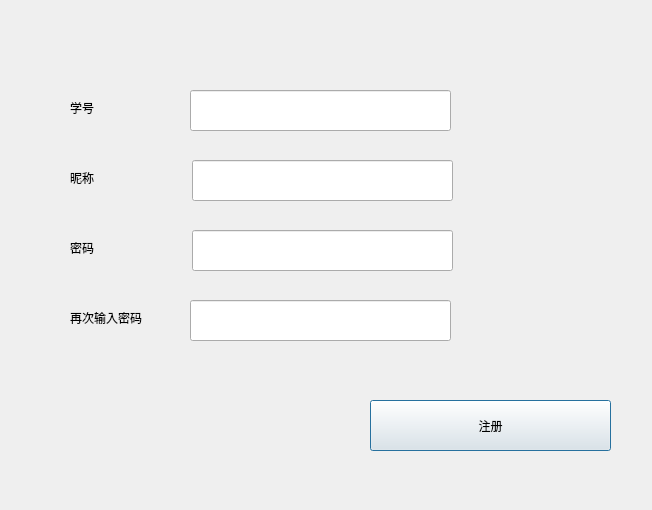
Qt form ui/registerWindowUi.ui (TYSND/SchoolSNS) before a commit.
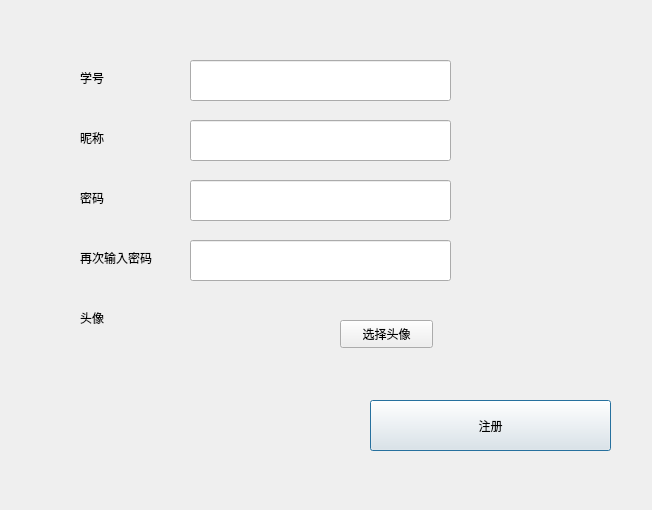
The same form after that commit.

```diff
--- a/ui/registerWindowUi.ui
+++ b/ui/registerWindowUi.ui
@@ -20,7 +20,7 @@
    <property name="geometry">
     <rect>
      <x>190</x>
-     <y>90</y>
+     <y>60</y>
      <width>261</width>
      <height>41</height>
     </rect>
@@ -29,8 +29,8 @@
   <widget class="QLineEdit" name="nickInput">
    <property name="geometry">
     <rect>
-     <x>192</x>
-     <y>160</y>
+     <x>190</x>
+     <y>120</y>
      <width>261</width>
      <height>41</height>
     </rect>
@@ -39,8 +39,8 @@
   <widget class="QLineEdit" name="passwordInput">
    <property name="geometry">
     <rect>
-     <x>192</x>
-     <y>230</y>
+     <x>190</x>
+     <y>180</y>
      <width>261</width>
      <height>41</height>
     </rect>
@@ -59,7 +59,7 @@
    <property name="geometry">
     <rect>
      <x>190</x>
-     <y>300</y>
+     <y>240</y>
      <width>261</width>
      <height>41</height>
     </rect>
@@ -77,8 +77,8 @@
   <widget class="QLabel" name="label">
    <property name="geometry">
     <rect>
-     <x>70</x>
-     <y>100</y>
+     <x>80</x>
+     <y>70</y>
      <width>72</width>
      <height>15</height>
     </rect>
@@ -90,8 +90,8 @@
   <widget class="QLabel" name="label_2">
    <property name="geometry">
     <rect>
-     <x>70</x>
-     <y>170</y>
+     <x>80</x>
+     <y>130</y>
      <width>72</width>
      <height>15</height>
     </rect>
@@ -103,8 +103,8 @@
   <widget class="QLabel" name="label_3">
    <property name="geometry">
     <rect>
-     <x>70</x>
-     <y>240</y>
+     <x>80</x>
+     <y>190</y>
      <width>72</width>
      <height>15</height>
     </rect>
@@ -116,8 +116,8 @@
   <widget class="QLabel" name="label_4">
    <property name="geometry">
     <rect>
-     <x>70</x>
-     <y>310</y>
+     <x>80</x>
+     <y>250</y>
      <width>101</width>
      <height>16</height>
     </rect>
@@ -139,6 +139,58 @@
     <string>注册</string>
    </property>
   </widget>
+  <widget class="QLabel" name="showInfo">
+   <property name="geometry">
+    <rect>
+     <x>90</x>
+     <y>400</y>
+     <width>211</width>
+     <height>31</height>
+    </rect>
+   </property>
+   <property name="text">
+    <string/>
+   </property>
+  </widget>
+  <widget class="QLabel" name="label_5">
+   <property name="geometry">
+    <rect>
+     <x>80</x>
+     <y>310</y>
+     <width>72</width>
+     <height>15</height>
+    </rect>
+   </property>
+   <property name="text">
+    <string>头像</string>
+   </property>
+  </widget>
+  <widget class="QPushButton" name="selectAvatar">
+   <property name="geometry">
+    <rect>
+     <x>340</x>
+     <y>320</y>
+     <width>93</width>
+     <height>28</height>
+    </rect>
+   </property>
+   <property name="text">
+    <string>选择头像</string>
+   </property>
+  </widget>
+  <widget class="QLabel" name="avatar">
+   <property name="geometry">
+    <rect>
+     <x>230</x>
+     <y>300</y>
+     <width>61</width>
+     <height>61</height>
+    </rect>
+   </property>
+   <property name="text">
+    <string/>
+   </property>
+  </widget>
  </widget>
  <resources/>
  <connections/>
```
